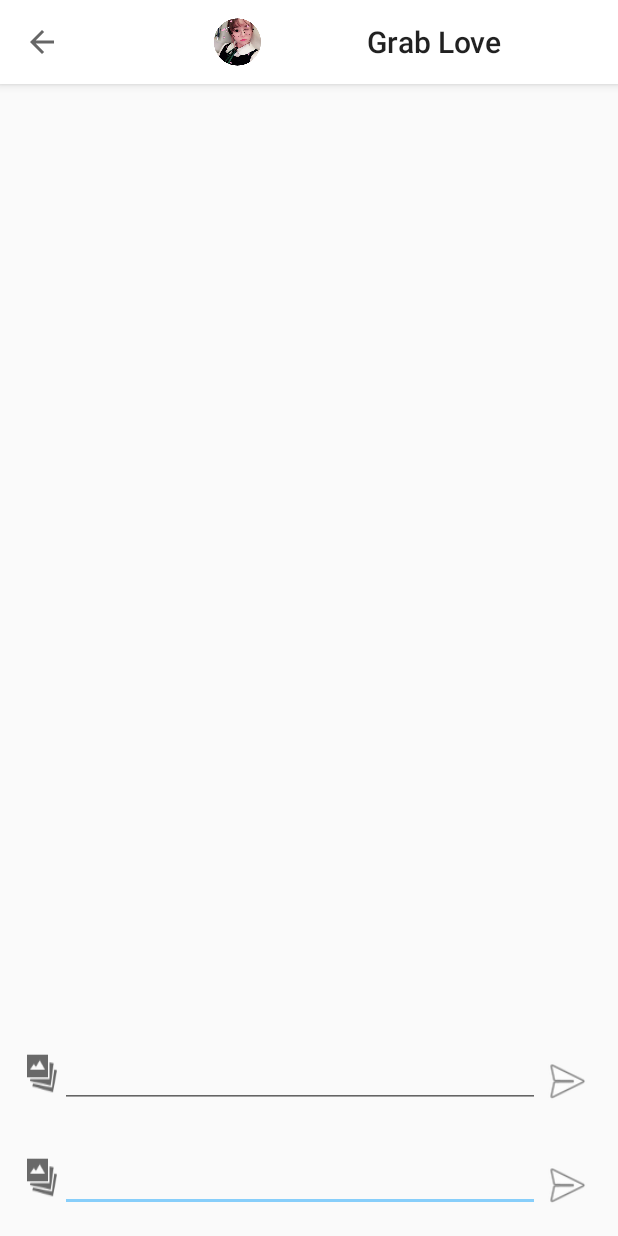
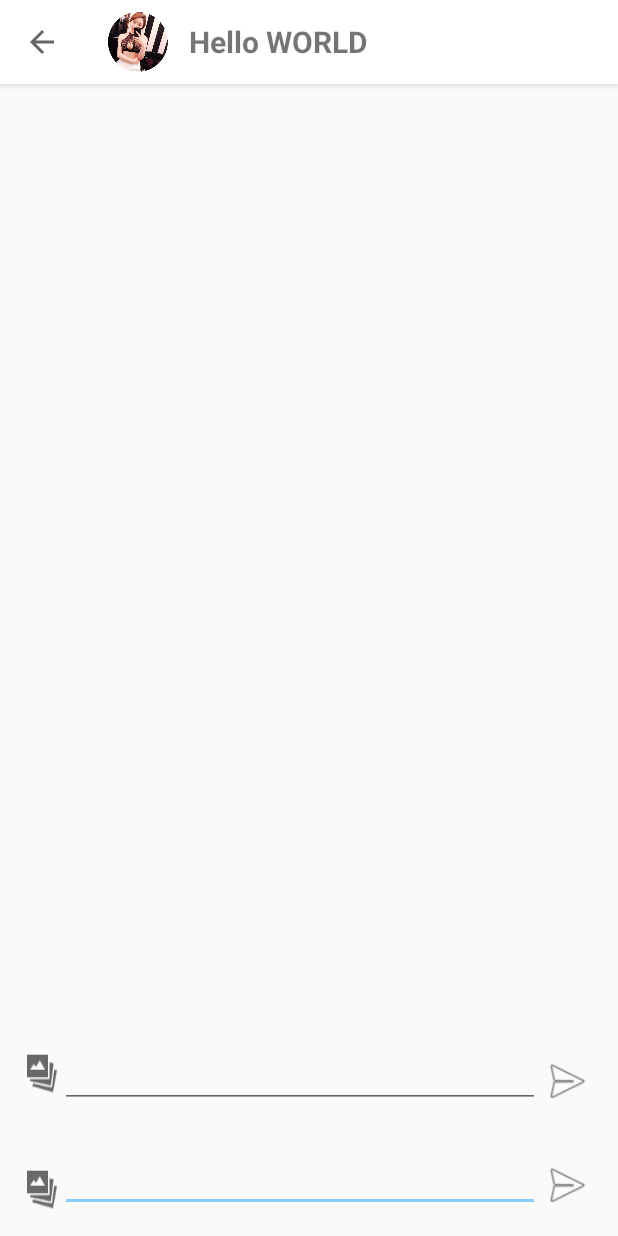
Before and after one commit to Bac3Phi/GrabLove, an Android app: the fragment_tab3_chat_communicate screen opened directly, with no data from a screen before it, on a phone screen of 412 x 824 dp. Run offline under Robolectric (Android 15) with nearby library versions, the phone set to English and light mode, and no system bars.

Commit message:
Update: fix actionbar: avatar + username; fix chating

```diff
--- a/app/src/main/java/dev/uit/grablove/Fragment/fragment_tab3_chat_communicate.java
+++ b/app/src/main/java/dev/uit/grablove/Fragment/fragment_tab3_chat_communicate.java
@@ -19,6 +19,7 @@ import android.view.View;
 import android.widget.Button;
 import android.widget.EditText;
 import android.widget.ImageButton;
+import android.widget.ImageView;
 import android.widget.ListView;
 import android.widget.TextView;
 
@@ -46,6 +47,9 @@ public class fragment_tab3_chat_communicate extends AppCompatActivity {
     ImageButton btnSendImg1;
     ChatListAdapter listAdapter;
     ArrayList<Message> chatMessage;
+
+    ImageView avatar;
+    TextView username;
     @RequiresApi(api = Build.VERSION_CODES.LOLLIPOP)
     @SuppressLint("WrongViewCast")
     @Override
@@ -62,23 +66,36 @@ public class fragment_tab3_chat_communicate extends AppCompatActivity {
         edtMessage1 =(EditText) findViewById(R.id.edtMsg1);
         btnSendImg =(ImageButton) findViewById(R.id.btnSendImg);
         btnSendImg1 =(ImageButton) findViewById(R.id.btnSendImg1);
+        avatar = (ImageView)findViewById(R.id.ivAvatarTab3Chat);
+        username= (TextView)findViewById(R.id.tvNameUserTab3Chat);
 
         listAdapter= new ChatListAdapter(chatMessage,this);
         listMessage.setAdapter(listAdapter);
 
 
-
         setSupportActionBar(toolbar);
         getSupportActionBar().setDisplayHomeAsUpEnabled(true);
         getSupportActionBar().setDisplayShowHomeEnabled(true);
-        toolbar.setTitle("USERNAME");
-        Drawable drawable = new BitmapDrawable(getResources(), createCircleBitmap(BitmapFactory.decodeResource(this.getResources(),R.drawable.avatar_test1)));
-        getSupportActionBar().setIcon(drawable);
+        getSupportActionBar().setDisplayShowTitleEnabled(false);
+        Drawable drawable = new BitmapDrawable(getResources(), createCircleBitmap(BitmapFactory.decodeResource(this.getResources(),R.drawable.avatar_test)));
+
+        avatar.setImageDrawable(drawable);
+        username.setText("Hello WORLD");
+
+
         btnSendText.setOnClickListener(new View.OnClickListener() {
             @Override
             public void onClick(View view) {
                 sendMessage(edtMessage.getText().toString(), UserType.SELF);
                 edtMessage.getText().clear();
+            }
+        });
+
+        btnSendText1.setOnClickListener(new View.OnClickListener() {
+            @Override
+            public void onClick(View view) {
+                sendMessage(edtMessage1.getText().toString(), UserType.OTHER);
+                edtMessage1.getText().clear();
             }
         });
     }
@@ -100,7 +117,7 @@ public class fragment_tab3_chat_communicate extends AppCompatActivity {
         paint.setXfermode(new PorterDuffXfermode(PorterDuff.Mode.SRC_IN));
         canvas.drawBitmap(bitmapimg, rect, rect, paint);
         return output;
-    }
+    } // Hàm bo tròn bitmap
 
     @Override
     public boolean onOptionsItemSelected(MenuItem item) {
--- a/app/src/main/res/layout/fragment_tab3_chat_communicate.xml
+++ b/app/src/main/res/layout/fragment_tab3_chat_communicate.xml
@@ -17,9 +17,29 @@
             android:layout_width="match_parent"
             android:layout_height="?attr/actionBarSize"
             android:background="@color/White"
-            app:popupTheme="@style/AppTheme.PopupOverlay" />
+            app:popupTheme="@style/AppTheme.PopupOverlay" >
+
+            <ImageView
+                android:id="@+id/ivAvatarTab3Chat"
+                android:layout_width="40dp"
+                android:layout_height="40dp"
+                android:text="Toolbar Title"
+                android:src="@drawable/icon_tele_blue"
+                android:layout_gravity="left"
+                />
+            <TextView
+                android:id="@+id/tvNameUserTab3Chat"
+                android:layout_marginLeft="30dp"
+                android:text="Phạm Nhật Phi"
+                android:textSize="20dp"
+                android:textStyle="bold"
+                android:layout_width="wrap_content"
+                android:layout_height="wrap_content" />
+        </android.support.v7.widget.Toolbar>
+
+
+
     </android.support.design.widget.AppBarLayout>
-
 
 
     <RelativeLayout
@@ -58,7 +78,7 @@
                 android:id="@+id/btnSendImg"
                 android:layout_width="wrap_content"
                 android:layout_height="30dp"
-                android:layout_gravity="center"
+                android:layout_gravity="bottom"
                 android:background="@mipmap/icon_picture" />
 
             <EditText
--- a/app/src/main/res/layout/item_tab3_message_other.xml
+++ b/app/src/main/res/layout/item_tab3_message_other.xml
@@ -25,7 +25,6 @@
         android:paddingTop="10dp">
 
         <TextView
-
             android:id="@+id/txtTab3MessageUser1"
             android:layout_width="wrap_content"
             android:layout_height="wrap_content"
@@ -34,5 +33,10 @@
             android:textSize="15sp"
             android:textStyle="normal"
             tools:text="Message" />
+        <ImageView
+            android:layout_width="250dp"
+            android:layout_height="wrap_content"
+            android:visibility="gone"
+            />
     </RelativeLayout>
 </LinearLayout>
--- a/app/src/main/res/layout/item_tab3_message_self.xml
+++ b/app/src/main/res/layout/item_tab3_message_self.xml
@@ -36,6 +36,11 @@
                 android:textSize="15sp"
                 android:textStyle="normal"
                 tools:text="Message" />
+            <ImageView
+                android:layout_width="250dp"
+                android:layout_height="wrap_content"
+                android:visibility="gone"
+                />
         </LinearLayout>
     </RelativeLayout>
 </LinearLayout>
```
